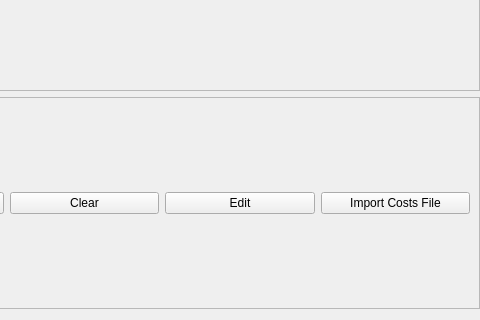
Above: ui/CostsTab.ui from CS-4820-Library-Project/COUNTER-5-Report-Tool-2020-5.0 before the change; both pictures show x 287 to 767 and y 351 to 671 of the 898 by 671 pixel window. Below: the same form after it.
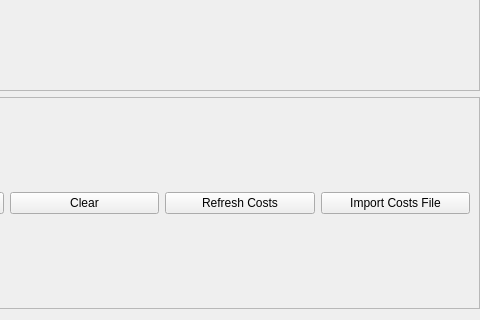
That is the form after the change. Icons and pictures are not drawn.

Commit message: Re-label Edit Button

The edit to the form file:
```diff
--- a/ui/CostsTab.ui
+++ b/ui/CostsTab.ui
@@ -247,7 +247,7 @@
          <item row="0" column="4">
           <widget class="QPushButton" name="costs_load_button">
            <property name="text">
-            <string>Edit</string>
+            <string>Refresh Costs</string>
            </property>
           </widget>
          </item>
```
The commit also changes 1 other file.
